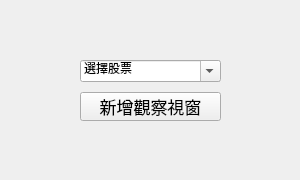
First picture: the form in mainUI.ui, repository Shawn-lung/firstjob, before the edit.
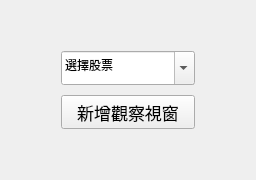
Second picture: the form after the edit.

Commit message: K線, 轉折點, layout

```diff
--- a/mainUI.ui
+++ b/mainUI.ui
@@ -6,7 +6,7 @@
    <rect>
     <x>0</x>
     <y>0</y>
-    <width>300</width>
+    <width>256</width>
     <height>180</height>
    </rect>
   </property>
@@ -19,30 +19,23 @@
   <property name="windowTitle">
    <string>看股</string>
   </property>
-  <widget class="QWidget" name="verticalLayoutWidget">
-   <property name="geometry">
-    <rect>
-     <x>0</x>
-     <y>0</y>
-     <width>301</width>
-     <height>181</height>
-    </rect>
-   </property>
+  <layout class="QVBoxLayout" name="verticalLayout_2">
+   <item>
    <layout class="QVBoxLayout" name="verticalLayout">
     <property name="spacing">
      <number>10</number>
     </property>
     <property name="leftMargin">
-     <number>80</number>
+      <number>50</number>
     </property>
     <property name="topMargin">
-     <number>60</number>
+      <number>40</number>
     </property>
     <property name="rightMargin">
-     <number>80</number>
+      <number>50</number>
     </property>
     <property name="bottomMargin">
-     <number>60</number>
+      <number>40</number>
     </property>
     <item>
      <widget class="QComboBox" name="comboBox">
@@ -79,7 +72,8 @@
      </widget>
     </item>
    </layout>
-  </widget>
+   </item>
+  </layout>
  </widget>
  <resources/>
  <connections/>
```
Lines whose indentation alone changed are shown as unchanged. The commit also changes 14 other files.
